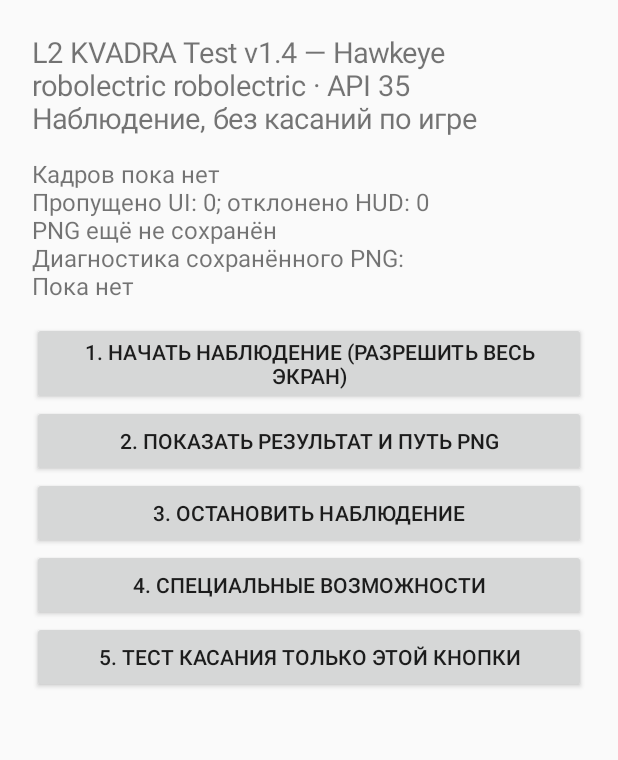
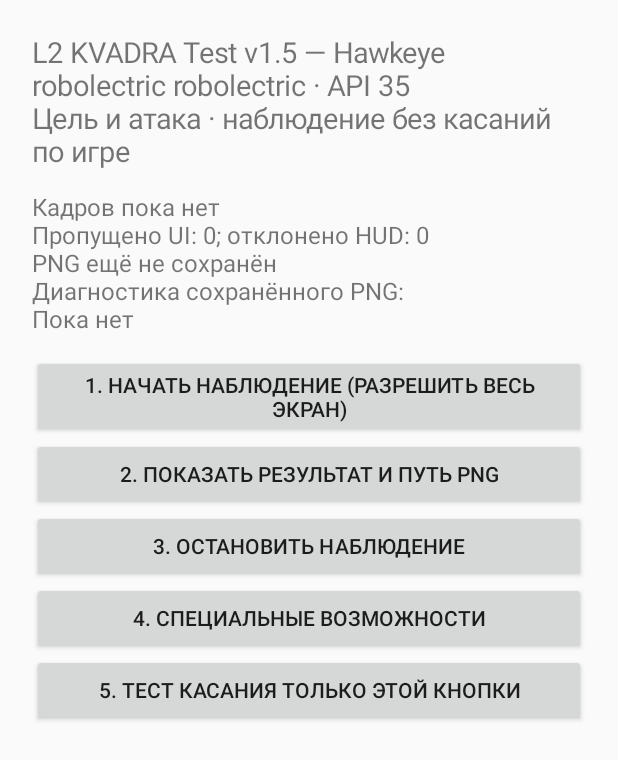
Before and after one commit to Ignatkaa/L2-KVADRA-Test, an Android app: the screen it shows after launch (MainActivity), on a phone screen of 412 x 824 dp. Shown: the top 760 px of the screen. Run offline under Robolectric (Android 15) with nearby library versions, the phone set to English and light mode, and no system bars.

Commit message:
Display target-first diagnostic mode and version 1.5

```diff
--- a/app/src/main/java/com/l2farm/kvadratest/MainActivity.kt
+++ b/app/src/main/java/com/l2farm/kvadratest/MainActivity.kt
@@ -20,7 +20,7 @@ class MainActivity : Activity() {
             return b
         }
         layout.addView(TextView(this).apply {
-            text="L2 KVADRA Test v1.4 — Hawkeye\n${Build.MANUFACTURER} ${Build.MODEL} · API ${Build.VERSION.SDK_INT}\nНаблюдение, без касаний по игре"
+            text="L2 KVADRA Test v1.5 — Hawkeye\n${Build.MANUFACTURER} ${Build.MODEL} · API ${Build.VERSION.SDK_INT}\nЦель и атака · наблюдение без касаний по игре"
             textSize=19f
         })
         status=TextView(this).apply { text="Ожидание проверки"; textSize=16f; setPadding(0,20,0,20) }
```
